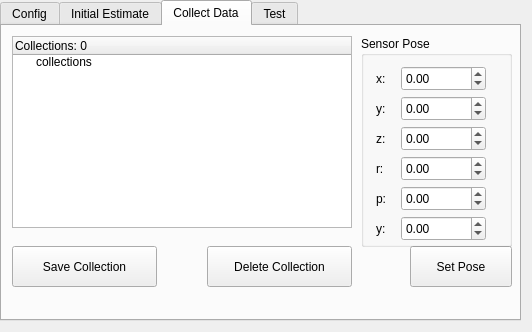
lardemua/atom_rviz_plugin, file atom_rviz_plugin/src/ui/calibration_panel.ui: the form before one commit.
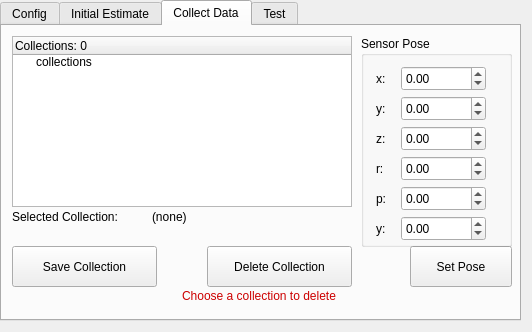
The form after the commit.

The edit to the form file:
```diff
--- a/atom_rviz_plugin/src/ui/calibration_panel.ui
+++ b/atom_rviz_plugin/src/ui/calibration_panel.ui
@@ -1440,7 +1440,7 @@
        <x>10</x>
        <y>10</y>
        <width>340</width>
-       <height>192</height>
+       <height>171</height>
       </rect>
      </property>
      <column>
@@ -1672,6 +1672,45 @@
       </property>
      </widget>
     </widget>
+    <widget class="QLabel" name="collectDataSensorLabel">
+     <property name="geometry">
+      <rect>
+       <x>10</x>
+       <y>182</y>
+       <width>151</width>
+       <height>17</height>
+      </rect>
+     </property>
+     <property name="text">
+      <string>Selected Collection:</string>
+     </property>
+    </widget>
+    <widget class="QLabel" name="collectDataSensorLabel2">
+     <property name="geometry">
+      <rect>
+       <x>150</x>
+       <y>182</y>
+       <width>191</width>
+       <height>17</height>
+      </rect>
+     </property>
+     <property name="text">
+      <string>(none)</string>
+     </property>
+    </widget>
+    <widget class="QLabel" name="collectDataDeleteCollectionLabel">
+     <property name="geometry">
+      <rect>
+       <x>180</x>
+       <y>262</y>
+       <width>201</width>
+       <height>17</height>
+      </rect>
+     </property>
+     <property name="text">
+      <string>&lt;html&gt;&lt;head/&gt;&lt;body&gt;&lt;p&gt;&lt;span style=&quot; color:#cc0000;&quot;&gt;Choose a collection to delete&lt;/span&gt;&lt;/p&gt;&lt;/body&gt;&lt;/html&gt;</string>
+     </property>
+    </widget>
    </widget>
    <widget class="QWidget" name="widget">
     <attribute name="title">
```
